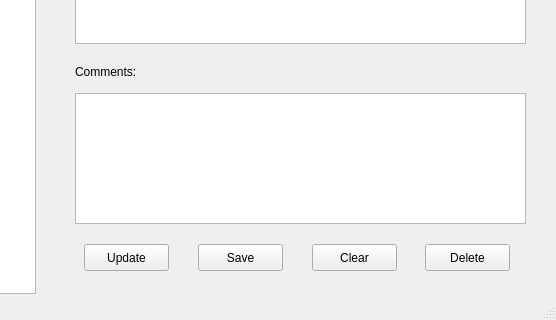
Above: PeopleTracker/peopletracker.ui from dkreider/people-tracker before the change; both pictures show x 195 to 751 and y 313 to 633 of the 751 by 633 pixel window. Below: the same form after it.
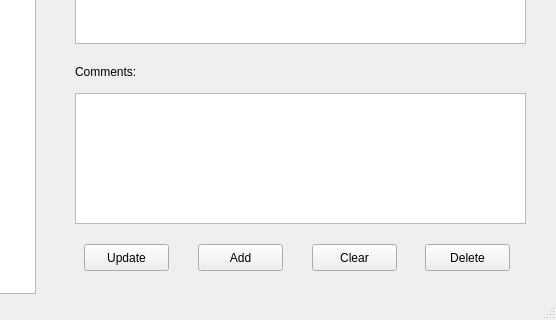
That is the form after the change. Icons and pictures are not drawn.

Commit message: Changing text on save button to add.

Diff of the .ui file:
```diff
--- a/PeopleTracker/peopletracker.ui
+++ b/PeopleTracker/peopletracker.ui
@@ -123,7 +123,7 @@
      <string>Save selected person</string>
     </property>
     <property name="text">
-     <string>Save</string>
+     <string>Add</string>
     </property>
     <property name="shortcut">
      <string>Ctrl+S</string>
```
